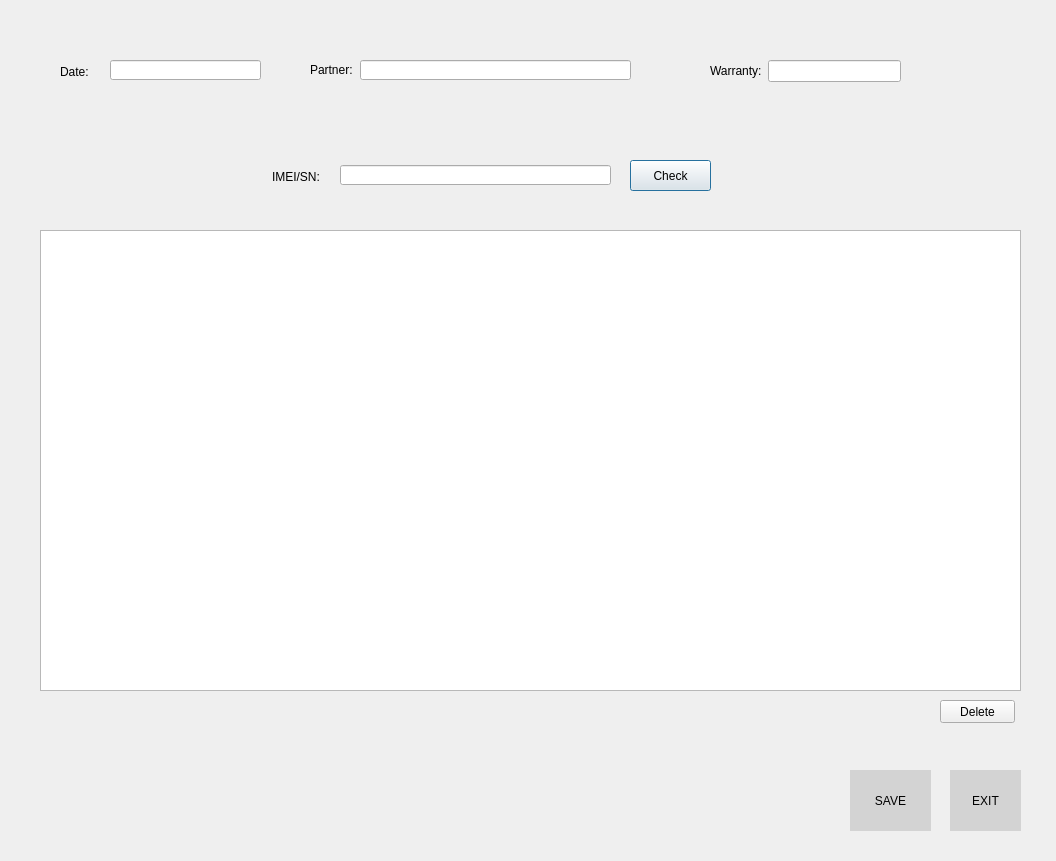
The window that uis/rmas_incoming_form.ui (andrei219/euromedia) describes before a commit, drawn with Qt 5.
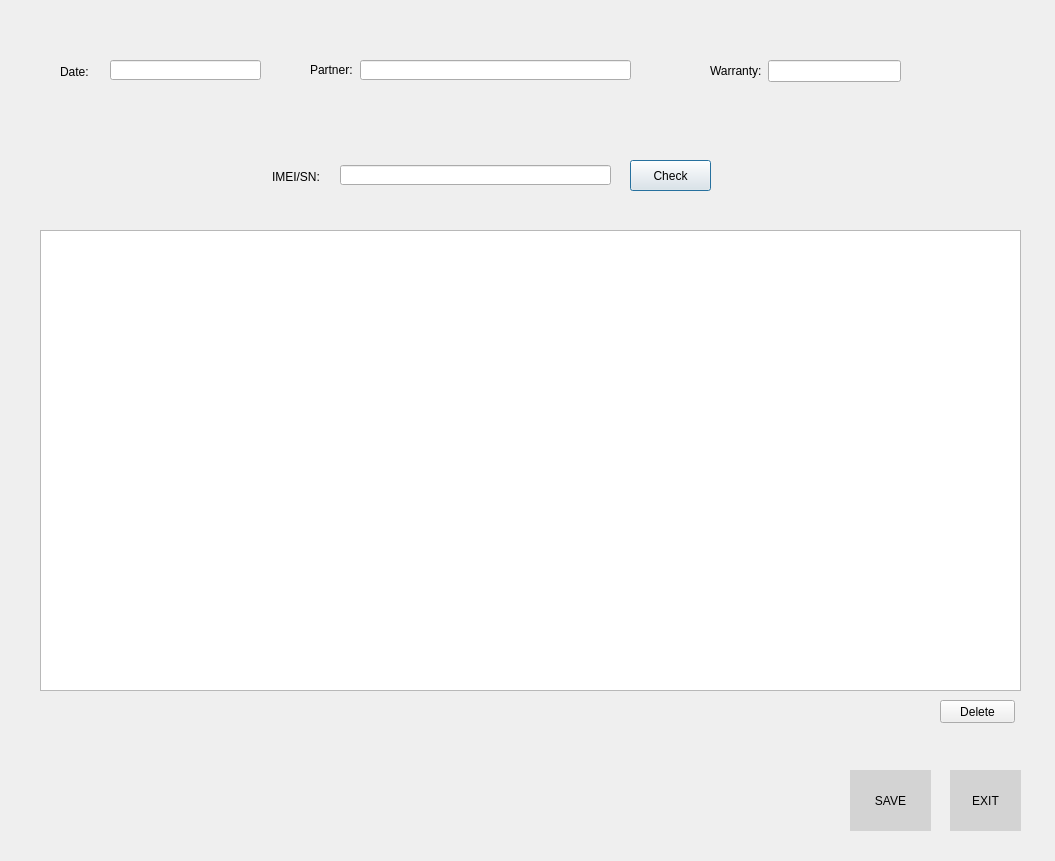
The same window after the commit. Icons and pictures are not drawn.

Commit message: pyrcc icons

Diff of the .ui file:
```diff
--- a/uis/rmas_incoming_form.ui
+++ b/uis/rmas_incoming_form.ui
@@ -6,7 +6,7 @@
    <rect>
     <x>0</x>
     <y>0</y>
-    <width>1056</width>
+    <width>1055</width>
     <height>861</height>
    </rect>
   </property>
```
The commit also changes 1 other file.
